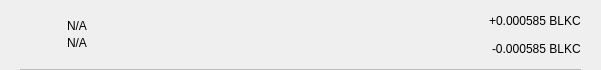
BlackHatCoin/BlackHatWallet, file src/qt/blkc/forms/txrow.ui: the form before one commit.
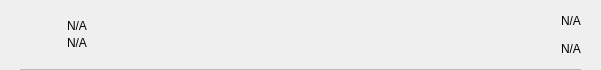
The form after the commit.

```diff
--- a/src/qt/blkc/forms/txrow.ui
+++ b/src/qt/blkc/forms/txrow.ui
@@ -159,7 +159,7 @@
                <string notr="true"/>
               </property>
               <property name="text">
-               <string>+0.000585 BLKC</string>
+               <string notr="true">N/A</string>
               </property>
              </widget>
             </item>
@@ -169,7 +169,7 @@
                <string notr="true"/>
               </property>
               <property name="text">
-               <string>-0.000585 BLKC</string>
+               <string notr="true">N/A</string>
               </property>
              </widget>
             </item>
```
Left out of the diff: 2 changed lines with no effect on the pictures.
